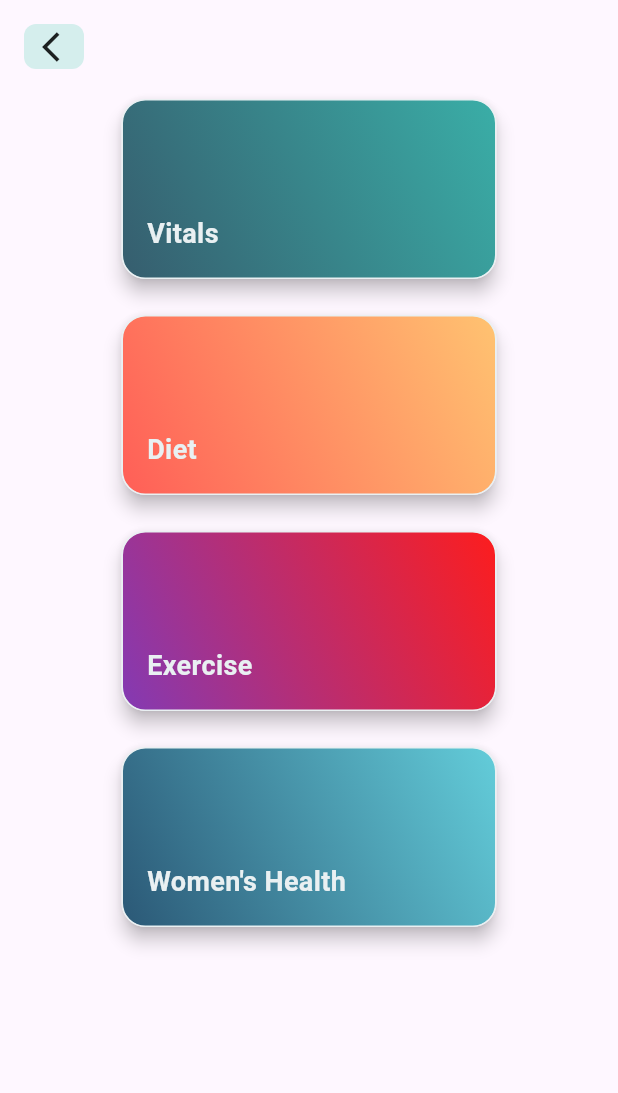
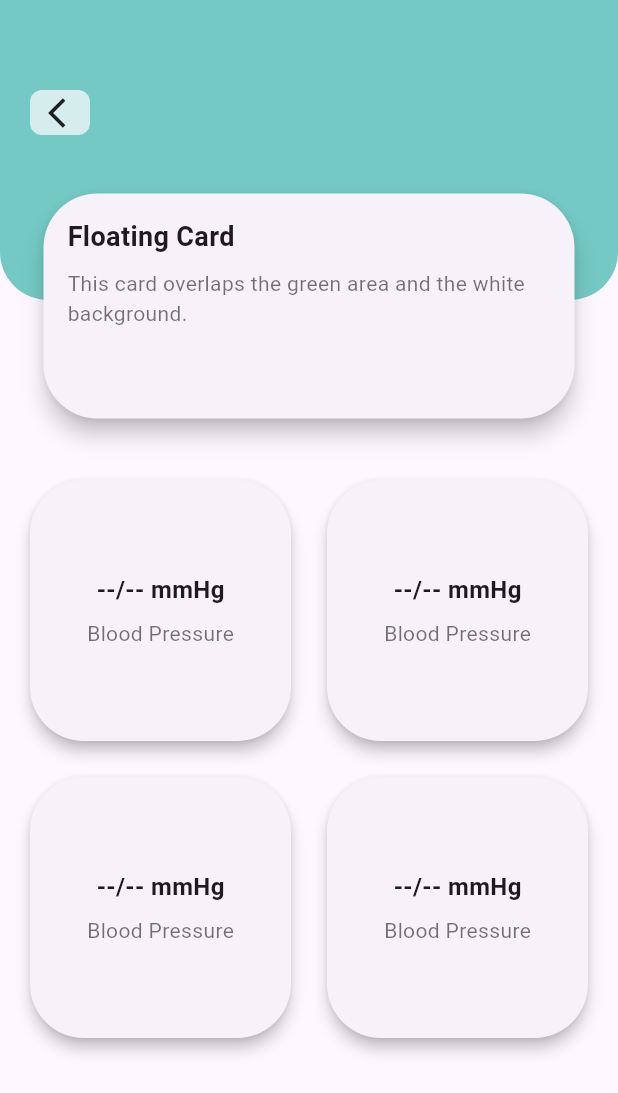
Before and after one commit to Sundramroy23/MeDoc, a Flutter app: the screen it shows after launch, on a phone screen of 412 x 824 dp. Shown: the top 1093 px of the screen. Run offline on Flutter 3.47's test engine with Material 3 defaults, Android fonts, the phone set to English and light mode, and no system bars; Roboto replaces fonts that are missing (Poppins).

Commit message:
Vitals_page modification

```diff
--- a/lib/home_page.dart
+++ b/lib/home_page.dart
@@ -1,4 +1,5 @@
 import 'package:flutter/material.dart';
+import 'useful_widgets.dart';
 
 class HomePage extends StatelessWidget {
   const HomePage({super.key});
@@ -37,21 +38,7 @@ class HomePage extends StatelessWidget {
           child: Column(
             crossAxisAlignment: CrossAxisAlignment.start,
             children: [
-              Padding(
-                padding: const EdgeInsets.only(
-                    bottom: 16.0), // Adds padding below the arrow icon
-                child: Container(
-                  padding: EdgeInsets.symmetric(horizontal: 12),
-                  alignment: Alignment.center,
-                  width: 40,
-                  height: 30,
-                  decoration: BoxDecoration(
-                    color: Color.fromRGBO(213, 238, 237, 1),
-                    borderRadius: BorderRadius.circular(8),
-                  ),
-                  child: Icon(Icons.arrow_back_ios),
-                ),
-              ),
+              ArrowButton(arrowTheme: Color.fromRGBO(213, 238, 237, 1)),
               Expanded(
                 child: ListView.separated(
                     itemCount: 4,
@@ -97,8 +84,8 @@ class CardItem extends StatelessWidget {
           ),
           child: Container(
             alignment: Alignment.bottomLeft,
-            width: 250,
-            height: 120,
+            width: 350,
+            height: 150,
             decoration: BoxDecoration(
               borderRadius: BorderRadius.circular(16),
               border: Border.all(
--- a/lib/main.dart
+++ b/lib/main.dart
@@ -1,5 +1,6 @@
 import 'package:flutter/material.dart';
 import 'home_page.dart';
+import 'vitals_page.dart';
 
 void main() {
   runApp(const MyApp());
@@ -12,7 +13,8 @@ class MyApp extends StatelessWidget {
   Widget build(BuildContext context) {
     return const MaterialApp(
       title: "Medoc",
-      home: HomePage(),
+      // home: HomePage(),
+      home: CustomDesignPage(),
     );
   }
 }
--- /dev/null
+++ b/lib/useful_widgets.dart
@@ -0,0 +1,31 @@
+import 'package:flutter/material.dart';
+
+//arrow button
+class ArrowButton extends StatelessWidget {
+  final Color arrowTheme;
+  const ArrowButton({
+    super.key,
+    required this.arrowTheme,
+  });
+
+  @override
+  Widget build(BuildContext context) {
+    return Padding(
+      padding: const EdgeInsets.only(
+          bottom: 16.0), // Adds padding below the arrow icon
+      child: Container(
+        padding: EdgeInsets.symmetric(horizontal: 12),
+        alignment: Alignment.center,
+        width: 40,
+        height: 30,
+        decoration: BoxDecoration(
+          color:arrowTheme,
+          borderRadius: BorderRadius.circular(8),
+        ),
+        child: Icon(Icons.arrow_back_ios),
+      ),
+    );
+  }
+}
+
+// top styled container
--- /dev/null
+++ b/lib/vitals_page.dart
@@ -0,0 +1,126 @@
+import 'package:flutter/material.dart';
+import 'package:medoc/useful_widgets.dart';
+
+class CustomDesignPage extends StatelessWidget {
+  const CustomDesignPage({super.key});
+
+  @override
+  Widget build(BuildContext context) {
+    return Scaffold(
+      body: Column(
+        children: [
+          Stack(
+            clipBehavior: Clip.none,
+            children: [
+              // Green area at the top
+              Container(
+                height: 200, // Adjust the height as needed
+                decoration: const BoxDecoration(
+                  color: Color.fromRGBO(116, 201, 196, 1), // Green color
+                  borderRadius: BorderRadius.only(
+                    bottomLeft: Radius.circular(32), // Rounded corners
+                    bottomRight: Radius.circular(32),
+                  ),
+                ),
+              ),
+              Positioned(
+                top: 60,
+                left: 20,
+                child: ArrowButton(
+                  arrowTheme: Color.fromRGBO(213, 238, 237, 1),
+                ),
+              ),
+              // Floating card
+              Positioned(
+                top: 125, // Adjust the position to make it overlap
+                left: 25,
+                right: 25,
+                child: Card(
+                  elevation: 6,
+                  shape: RoundedRectangleBorder(
+                    borderRadius: BorderRadius.circular(36),
+                  ),
+                  child: Container(
+                    height: 150, // Card height
+                    padding: const EdgeInsets.all(16),
+                    child: Column(
+                      crossAxisAlignment: CrossAxisAlignment.start,
+                      children: [
+                        const Text(
+                          "Floating Card",
+                          style: TextStyle(
+                            fontSize: 18,
+                            fontWeight: FontWeight.bold,
+                          ),
+                        ),
+                        const SizedBox(height: 8),
+                        const Text(
+                          "This card overlaps the green area and the white background.",
+                          style: TextStyle(
+                            fontSize: 14,
+                            color: Colors.black54,
+                          ),
+                        ),
+                      ],
+                    ),
+                  ),
+                ),
+              ),
+            ],
+          ),
+          const SizedBox(
+            height: 100, // Space between the floating card and the grid
+          ),
+          Expanded(
+            child: GridView.builder(
+              gridDelegate: const SliverGridDelegateWithFixedCrossAxisCount(
+                crossAxisCount: 2, // 2 cards per row
+                crossAxisSpacing: 16, // Spacing between columns
+                mainAxisSpacing: 16, // Spacing between rows
+                childAspectRatio:
+                    1, // Ensures square cards (width:height = 1:1)
+              ),
+              padding: const EdgeInsets.all(16),
+              itemCount: 4,
+              itemBuilder: (context, index) {
+                return SizedBox(
+                  width: 150, // Fixed width
+                  height: 150, // Fixed height
+                  child: Card(
+                    elevation: 4,
+                    shape: RoundedRectangleBorder(
+                      borderRadius: BorderRadius.circular(36),
+                    ),
+                    child: Padding(
+                      padding: const EdgeInsets.all(16.0),
+                      child: Column(
+                        mainAxisAlignment: MainAxisAlignment.center,
+                        children: const [
+                          Text(
+                            "--/-- mmHg",
+                            style: TextStyle(
+                              fontSize: 16,
+                              fontWeight: FontWeight.bold,
+                            ),
+                          ),
+                          SizedBox(height: 8),
+                          Text(
+                            "Blood Pressure",
+                            style: TextStyle(
+                              fontSize: 14,
+                              color: Colors.black54,
+                            ),
+                          ),
+                        ],
+                      ),
+                    ),
+                  ),
+                );
+              },
+            ),
+          ),
+        ],
+      ),
+    );
+  }
+}
```
